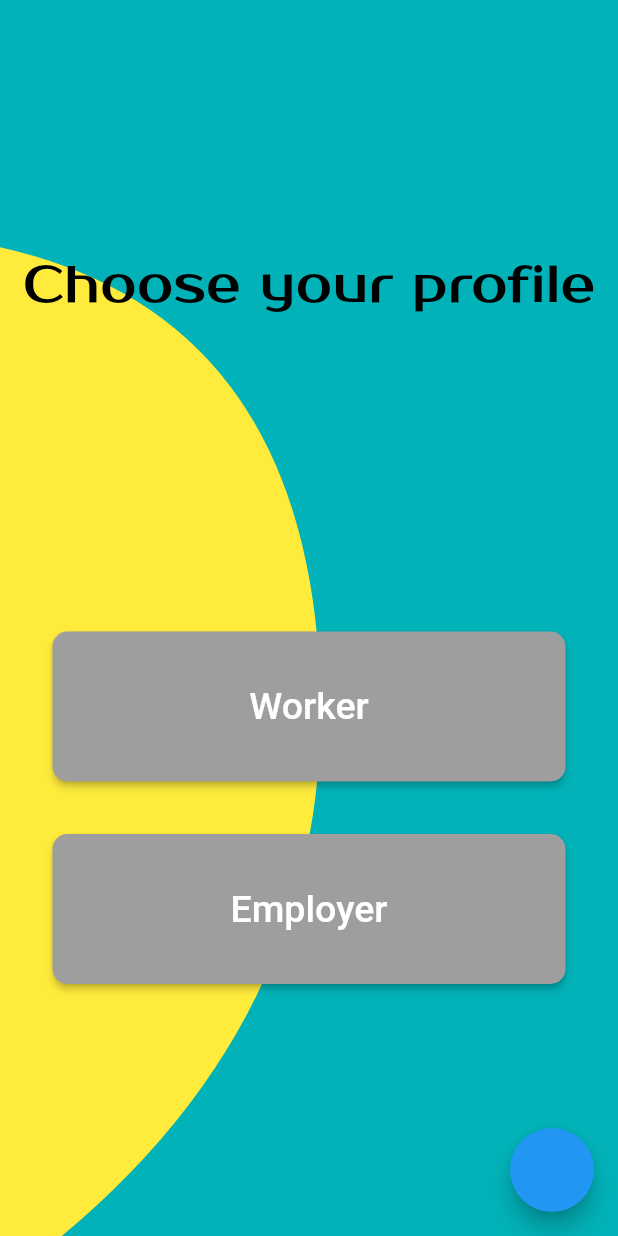
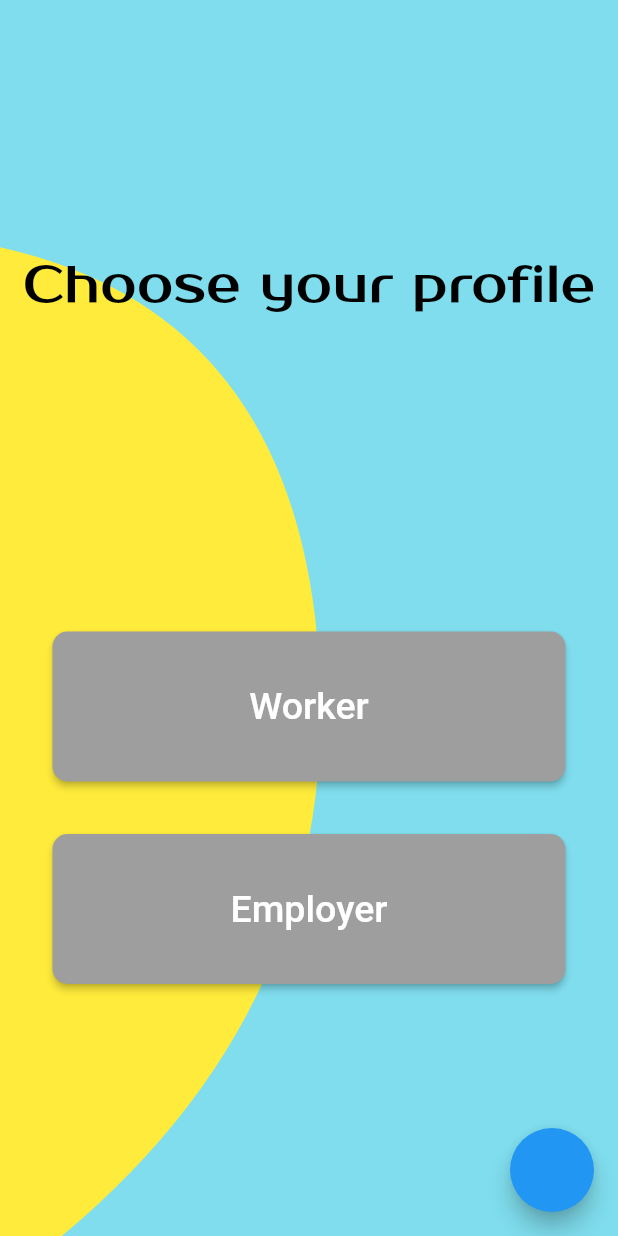
Before and after one commit to eladsez/timeZmoney, a Flutter app: the screen it shows after launch, after a tap on "Sign Up", on a phone screen of 412 x 824 dp. Run offline on Flutter 3.47's test engine with Material 2 defaults, Android fonts, the phone set to English and light mode, and no system bars; our stand-ins replace animated_splash_screen, badges, cloud_firestore, connectivity_plus, curved_navigation_bar, firebase_auth and 5 more; accounts and stored records are empty; Roboto replaces fonts that are missing (SecularOne).

Commit message:
Update background, button colors and font

```diff
--- a/lib/main.dart
+++ b/lib/main.dart
@@ -1,6 +1,7 @@
 import 'package:firebase_core/firebase_core.dart';
 import 'package:time_z_money/screens/main_screen.dart';
 import 'package:time_z_money/screens/splash_screen.dart';
+import 'package:time_z_money/screens/template1/dashboard.dart';
 import 'package:time_z_money/screens/template1/home.dart';
 import 'package:time_z_money/screens/template2/home.dart';
 import 'utils/firebase_options.dart';
--- a/lib/utils/BackgroundGenerator.dart
+++ b/lib/utils/BackgroundGenerator.dart
@@ -9,7 +9,7 @@ class GreenPainter extends CustomPainter {
 
     Path mainBackground = Path();
     mainBackground.addRect(Rect.fromLTRB(0, 0, width, height));
-    paint.color = const Color(0xff01b2b8);
+    paint.color = const Color(0xff7fdded);
     canvas.drawPath(mainBackground, paint);
 
     Path ovalPath = Path();
--- a/pubspec.yaml
+++ b/pubspec.yaml
@@ -49,6 +49,7 @@ dependencies:
   badges: ^2.0.3
   crypto: ^3.0.2
   curved_navigation_bar: ^1.0.1
+  table_calendar: ^3.0.8
 
 
 dev_dependencies:
```
Also changed, not shown: lib/screens/home/home_screen.dart (+47 -3 lines).
